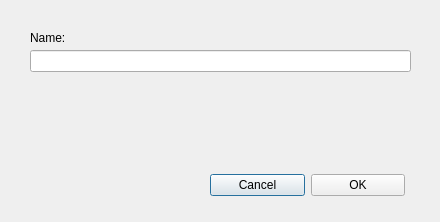
The window that Dialogs/renamedlg.ui (towhee/Winnow64) describes before a commit, drawn with Qt 5.
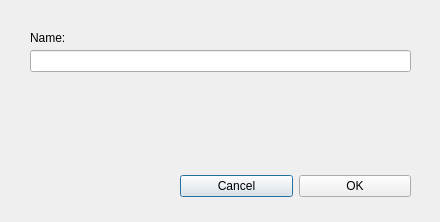
The same window after the commit. Custom widgets are drawn as their Qt base class.

```diff
--- a/Dialogs/renamedlg.ui
+++ b/Dialogs/renamedlg.ui
@@ -58,10 +58,10 @@
   <widget class="QWidget" name="layoutWidget">
    <property name="geometry">
     <rect>
-     <x>210</x>
+     <x>180</x>
      <y>170</y>
-     <width>195</width>
-     <height>30</height>
+     <width>231</width>
+     <height>32</height>
     </rect>
    </property>
    <layout class="QHBoxLayout" name="horizontalLayout">
```
